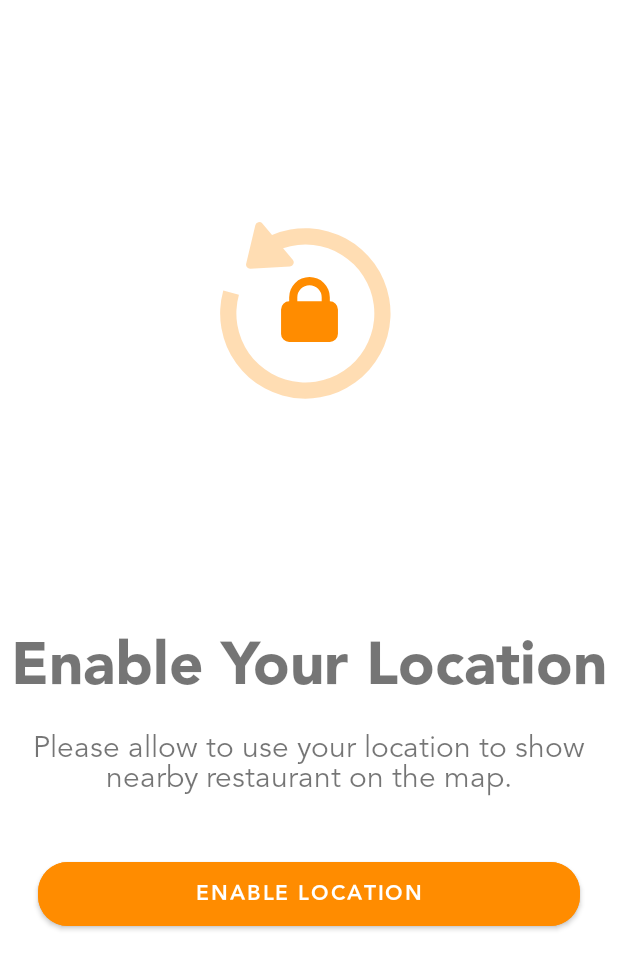
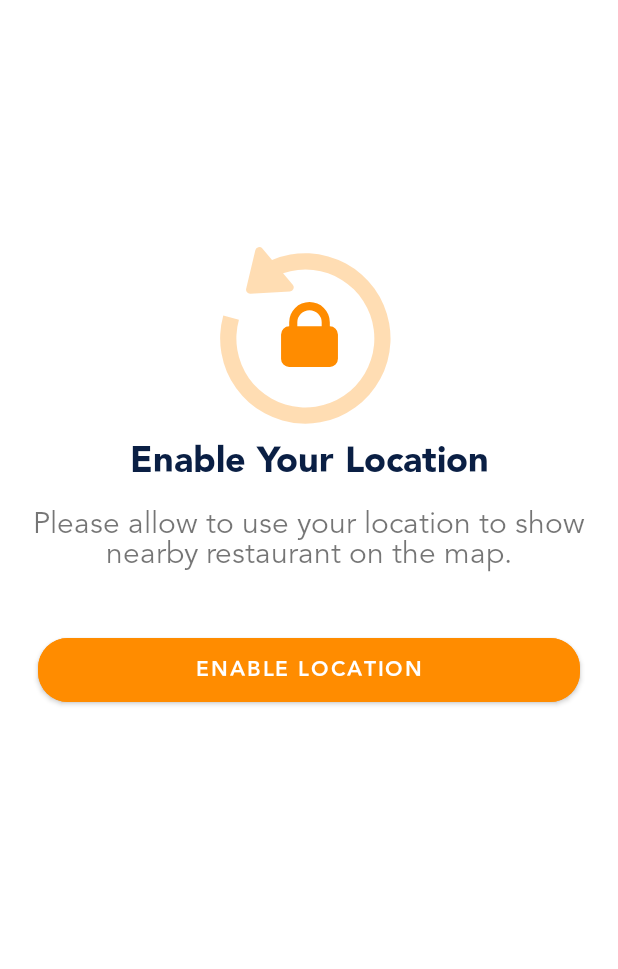
Before and after one commit to nishank23/Urban_food, an Android app: the layout location_custom_dialog.xml on its own in the app's theme, with its tools: preview values and no code run, on a phone screen of 412 x 824 dp. Shown: the top 969 px of the screen. Run offline under Robolectric (Android 15) with nearby library versions, the phone set to English and light mode, and no system bars.

Commit message:
- second commit

```diff
--- a/Urban_Food/app/src/main/res/layout/location_custom_dialog.xml
+++ b/Urban_Food/app/src/main/res/layout/location_custom_dialog.xml
@@ -3,14 +3,16 @@
     android:layout_width="match_parent"
     android:layout_height="match_parent"
     xmlns:app="http://schemas.android.com/apk/res-auto">
+
     <androidx.constraintlayout.widget.Guideline
         android:id="@+id/guide_devide"
         android:layout_width="match_parent"
         android:layout_height="wrap_content"
         android:orientation="horizontal"
-        app:layout_constraintGuide_percent=".5"/>
+        app:layout_constraintGuide_begin="446dp" />
 
     <ImageView
+        android:id="@+id/iv_passlogo"
         android:layout_width="wrap_content"
         android:layout_height="wrap_content"
         app:layout_constraintTop_toTopOf="parent"
@@ -24,9 +26,10 @@
         android:layout_height="wrap_content"
         app:layout_constraintStart_toStartOf="parent"
         app:layout_constraintEnd_toEndOf="parent"
-        app:layout_constraintTop_toTopOf="@id/guide_devide"
+        app:layout_constraintTop_toBottomOf="@id/iv_passlogo"
         android:text="@string/enable_your_location"
-        android:textSize="40sp"
+        android:textSize="24sp"
+        android:textColor="@color/titleblue"
         android:gravity="center"
         android:fontFamily="@font/avenir_black"/>
     <TextView
```
